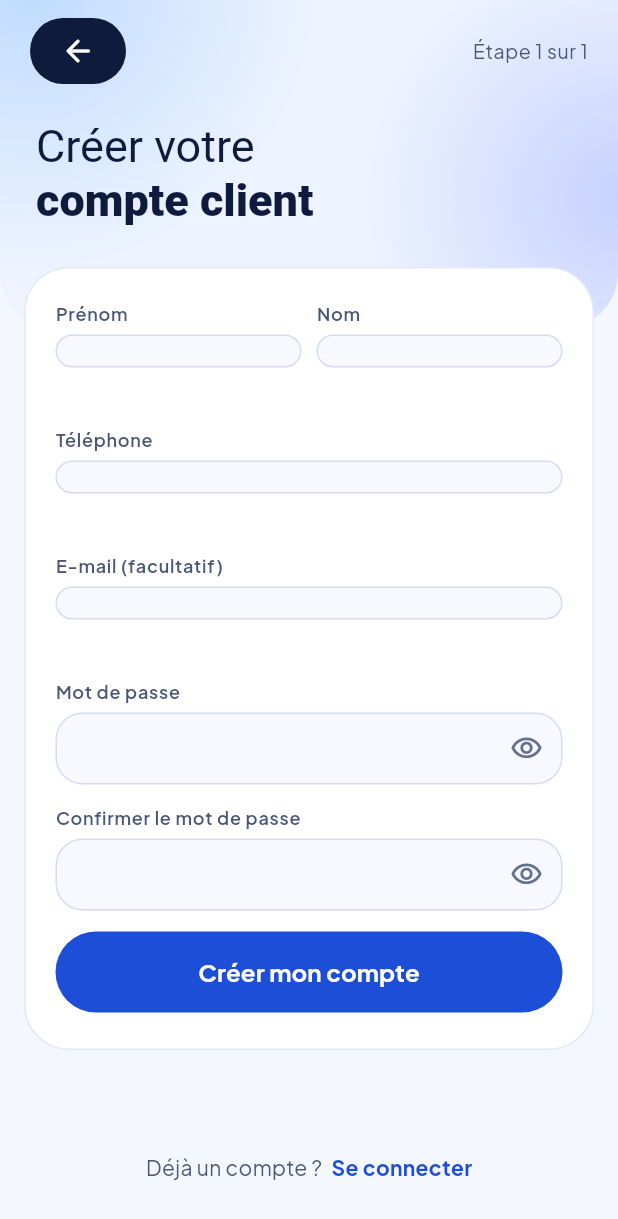
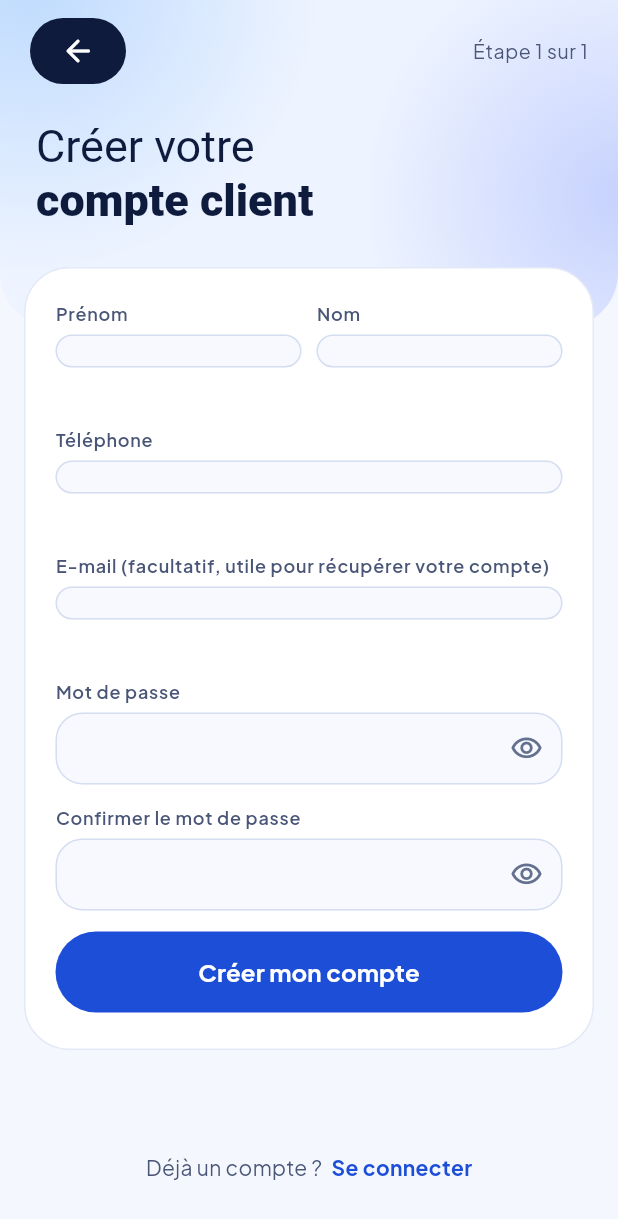
Before and after one commit to abdou-drame/sopi, a Flutter app: the InscriptionPage screen opened by its route, on a phone screen of 412 x 824 dp. Shown: the top 1219 px of the screen. Run offline on Flutter 3.47's test engine with Material 3 defaults, Android fonts, the phone set to English and light mode, and no system bars; our stand-ins replace dio, file_picker, flutter_riverpod, flutter_secure_storage, go_router, google_fonts and 2 more; accounts and stored records are empty; network calls fail.

Commit message:
Aligne les textes mineurs sur les maquettes (avis, e-mails, recherche, saisie du code)
Co-Authored-By: Claude Sonnet 5.5 <noreply@anthropic.com>

```diff
--- a/mobile/lib/features/auth/inscription_page.dart
+++ b/mobile/lib/features/auth/inscription_page.dart
@@ -172,7 +172,8 @@ class _InscriptionPageState extends ConsumerState<InscriptionPage> {
                   onChanged: (_) => _effacer('telephone'),
                 ),
                 ChampFormulaire(
-                  libelle: 'E-mail (facultatif)',
+                  libelle:
+                      'E-mail (facultatif, utile pour récupérer votre compte)',
                   controleur: _email,
                   hauteur: 50,
                   margeInterne: 14,
--- a/mobile/lib/features/inscription_prestataire/etape_informations_page.dart
+++ b/mobile/lib/features/inscription_prestataire/etape_informations_page.dart
@@ -144,7 +144,7 @@ class _EtapeInformationsPageState extends ConsumerState<EtapeInformationsPage> {
               onChanged: (v) => _modifier((d) => d.copie(telephone: v)),
             ),
             ChampFormulaire(
-              libelle: 'E-mail',
+              libelle: 'E-mail (pour le suivi de votre dossier)',
               controleur: _email,
               erreur: _erreurs['email'],
               clavier: TextInputType.emailAddress,
--- a/mobile/lib/features/reservation/avis_page.dart
+++ b/mobile/lib/features/reservation/avis_page.dart
@@ -30,8 +30,7 @@ const libellesNotes = <int, String>{
 const longueurMinCommentaire = 3;
 const longueurMaxCommentaire = 1000;
 
-/// « Comment s'est passée la prestation ? » (maquette Avis). L'avis est publié tout de suite : la phrase du bas
-/// remplace celle de la maquette (« modéré avant d'être affiché »).
+/// « Comment s'est passée la prestation ? » (maquette Avis). L'avis est publié tout de suite.
 class AvisPage extends ConsumerStatefulWidget {
   const AvisPage({super.key, required this.reservationId});
 
@@ -264,7 +263,7 @@ class _EtatAvis extends ConsumerState<AvisPage> {
                     if (bas == 0) ...[
                       const SizedBox(height: 10),
                       Text(
-                        'Votre avis sera visible sur la fiche du prestataire.',
+                        'Votre avis est visible immédiatement sur la fiche du prestataire.',
                         textAlign: TextAlign.center,
                         style: theme.textTheme.bodySmall?.copyWith(
                           fontSize: 12,
--- a/mobile/lib/features/reservation/liste_prestataires_page.dart
+++ b/mobile/lib/features/reservation/liste_prestataires_page.dart
@@ -333,7 +333,7 @@ class _Entete extends StatelessWidget {
                             fontSize: 14,
                           ),
                           decoration: InputDecoration(
-                            hintText: 'Rechercher un prestataire…',
+                            hintText: 'Rechercher un salon, un service…',
                             hintStyle: theme.textTheme.bodyMedium?.copyWith(
                               fontSize: 14,
                               color: CouleursSopi.texteDiscret,
```
Also changed, not shown: mobile/lib/core/widgets/code_saisie/code_saisie.dart (+4 -3 lines), 5 other files.
